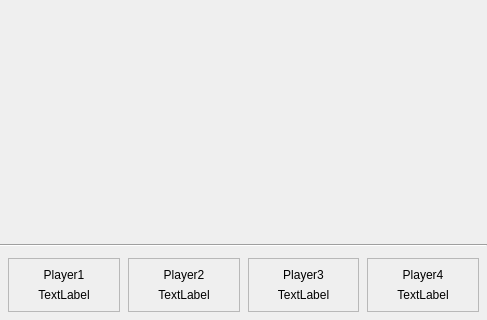
Qt form src/viewerwindow.ui (mathklk/qwiz) before a commit; both pictures show x 0 to 487 and y 150 to 470 of the 487 by 470 pixel window.
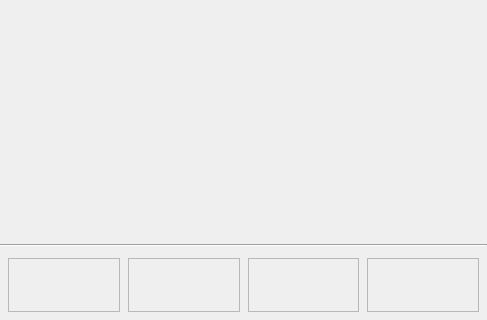
The same form after that commit.

Patch:
```diff
--- a/src/viewerwindow.ui
+++ b/src/viewerwindow.ui
@@ -77,7 +77,7 @@
         <item>
          <widget class="QLabel" name="p1_name">
           <property name="text">
-           <string>Player1</string>
+           <string/>
           </property>
           <property name="alignment">
            <set>Qt::AlignmentFlag::AlignCenter</set>
@@ -87,7 +87,7 @@
         <item>
          <widget class="QLabel" name="p1_points">
           <property name="text">
-           <string>TextLabel</string>
+           <string/>
           </property>
           <property name="alignment">
            <set>Qt::AlignmentFlag::AlignCenter</set>
@@ -109,7 +109,7 @@
         <item>
          <widget class="QLabel" name="p2_name">
           <property name="text">
-           <string>Player2</string>
+           <string/>
           </property>
           <property name="alignment">
            <set>Qt::AlignmentFlag::AlignCenter</set>
@@ -119,7 +119,7 @@
         <item>
          <widget class="QLabel" name="p2_points">
           <property name="text">
-           <string>TextLabel</string>
+           <string/>
           </property>
           <property name="alignment">
            <set>Qt::AlignmentFlag::AlignCenter</set>
@@ -141,7 +141,7 @@
         <item>
          <widget class="QLabel" name="p3_name">
           <property name="text">
-           <string>Player3</string>
+           <string/>
           </property>
           <property name="alignment">
            <set>Qt::AlignmentFlag::AlignCenter</set>
@@ -151,7 +151,7 @@
         <item>
          <widget class="QLabel" name="p3_points">
           <property name="text">
-           <string>TextLabel</string>
+           <string/>
           </property>
           <property name="alignment">
            <set>Qt::AlignmentFlag::AlignCenter</set>
@@ -173,7 +173,7 @@
         <item>
          <widget class="QLabel" name="p4_name">
           <property name="text">
-           <string>Player4</string>
+           <string/>
           </property>
           <property name="alignment">
            <set>Qt::AlignmentFlag::AlignCenter</set>
@@ -183,7 +183,7 @@
         <item>
          <widget class="QLabel" name="p4_points">
           <property name="text">
-           <string>TextLabel</string>
+           <string/>
           </property>
           <property name="alignment">
            <set>Qt::AlignmentFlag::AlignCenter</set>
```
